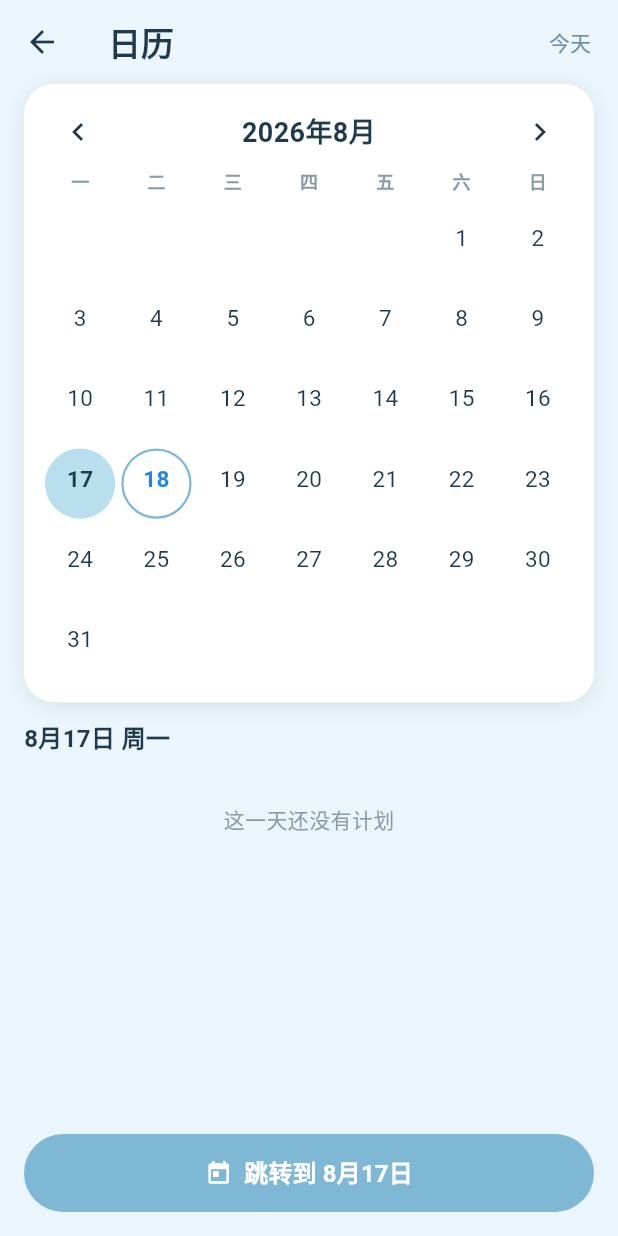
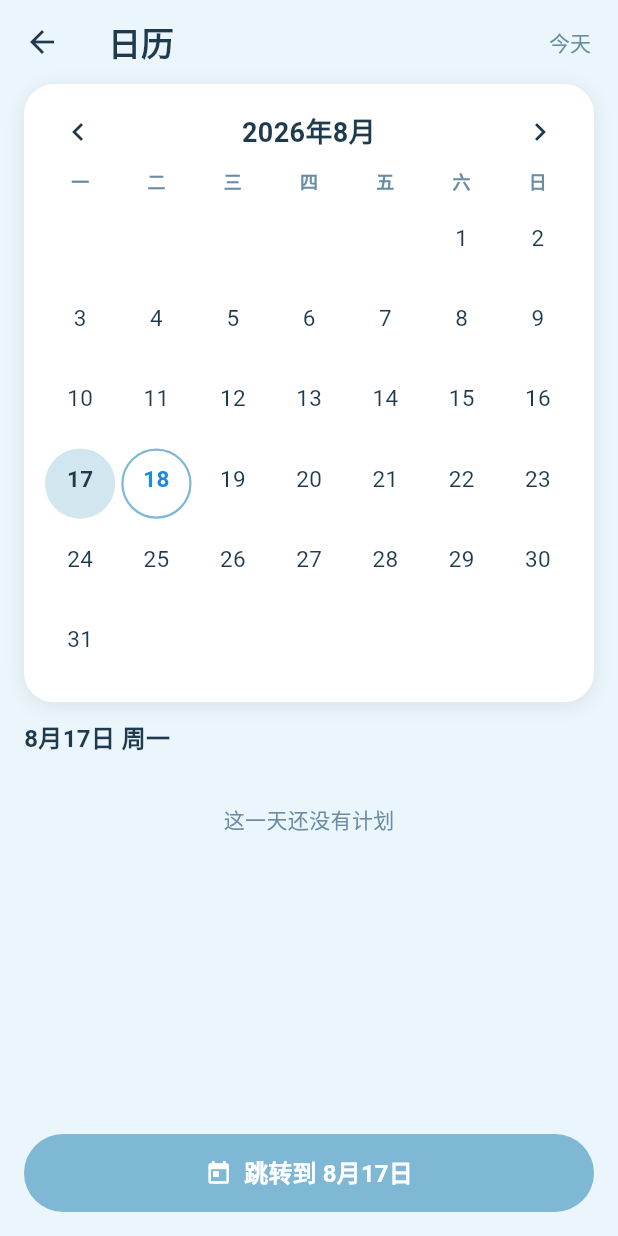
Before and after one commit to xiqueque/plan, a Flutter app: the screen it shows after launch, after a tap on the "chevron left" icon, after a tap on "日历", on a phone screen of 412 x 824 dp. Run offline on Flutter 3.47's test engine with Material 3 defaults, Android fonts, the phone set to English and light mode, and no system bars; our stand-ins replace audioplayers, flutter_local_notifications, flutter_timezone, image_picker, timezone.

Commit message:
手机版 Phase 4a：主题（8套配色）+ 设置页

```diff
--- /dev/null
+++ b/mobile/lib/app_theme.dart
@@ -0,0 +1,110 @@
+// 由 scripts/extract_themes.py 从 peise 图片自动生成，与电脑版配色一致
+import 'package:flutter/material.dart';
+
+/// 一套主题配色
+class AppTheme {
+  final String id;
+  final Color bg;
+  final Color primary;
+  final Color button;
+  final Color text;
+  final Color hint;
+  final Color card;
+
+  const AppTheme({
+    required this.id,
+    required this.bg,
+    required this.primary,
+    required this.button,
+    required this.text,
+    required this.hint,
+    required this.card,
+  });
+}
+
+/// 默认淡蓝主题
+const appThemeDefault = AppTheme(
+  id: '默认淡蓝',
+  bg: Color(0xFFEAF6FC),
+  primary: Color(0xFF7FB8D4),
+  button: Color(0xFFADD8E6),
+  text: Color(0xFF1F3A4D),
+  hint: Color(0xFF6B8CA3),
+  card: Color(0xFFFFFFFF),
+);
+
+/// 8 套图片主题
+final Map<String, AppTheme> appThemes = {
+  '碧海晴空': AppTheme(
+    id: '碧海晴空',
+    bg: Color(0xFFF6F2F0),
+    primary: Color(0xFFE7CACA),
+    button: Color(0xFFE6A6AC),
+    text: Color(0xFF5D5666),
+    hint: Color(0xFFA6A2AB),
+    card: Color(0xFFFCFAFA),
+  ),
+  '青翠山林': AppTheme(
+    id: '青翠山林',
+    bg: Color(0xFFF7F6F4),
+    primary: Color(0xFFF0D6D6),
+    button: Color(0xFFF1CB8D),
+    text: Color(0xFF64675B),
+    hint: Color(0xFFAAABA5),
+    card: Color(0xFFFCFCFB),
+  ),
+  '暖阳橙光': AppTheme(
+    id: '暖阳橙光',
+    bg: Color(0xFFF6F5F4),
+    primary: Color(0xFFE1DBD9),
+    button: Color(0xFFD2CECD),
+    text: Color(0xFF505861),
+    hint: Color(0xFF9FA3A8),
+    card: Color(0xFFFCFCFB),
+  ),
+  '桃粉春色': AppTheme(
+    id: '桃粉春色',
+    bg: Color(0xFFF7F6F4),
+    primary: Color(0xFFEEE2D3),
+    button: Color(0xFFC7D4E6),
+    text: Color(0xFF4D677E),
+    hint: Color(0xFF9DABB8),
+    card: Color(0xFFFCFCFB),
+  ),
+  '紫霞暮色': AppTheme(
+    id: '紫霞暮色',
+    bg: Color(0xFFF9F8F5),
+    primary: Color(0xFFECE0D1),
+    button: Color(0xFFE2D3C2),
+    text: Color(0xFF596166),
+    hint: Color(0xFFA4A8AB),
+    card: Color(0xFFFDFCFC),
+  ),
+  '金秋麦浪': AppTheme(
+    id: '金秋麦浪',
+    bg: Color(0xFFF6F5F4),
+    primary: Color(0xFFE5D9C9),
+    button: Color(0xFFC6D1BE),
+    text: Color(0xFF4B6466),
+    hint: Color(0xFF9CAAAB),
+    card: Color(0xFFFCFCFB),
+  ),
+  '冰川银雪': AppTheme(
+    id: '冰川银雪',
+    bg: Color(0xFFF7F7F8),
+    primary: Color(0xFFDCDCDB),
+    button: Color(0xFFB8CBCA),
+    text: Color(0xFF48646F),
+    hint: Color(0xFF9AAAB0),
+    card: Color(0xFFFCFCFC),
+  ),
+  '莓果甜心': AppTheme(
+    id: '莓果甜心',
+    bg: Color(0xFFF6F6F7),
+    primary: Color(0xFFD9E2E7),
+    button: Color(0xFFC7C5D5),
+    text: Color(0xFF4A5F74),
+    hint: Color(0xFF9BA7B3),
+    card: Color(0xFFFCFCFC),
+  ),
+};
--- a/mobile/lib/calendar_page.dart
+++ b/mobile/lib/calendar_page.dart
@@ -5,6 +5,7 @@ import 'models.dart';
 import 'reminder_service.dart';
 import 'storage.dart';
 import 'task_dialog.dart';
+import 'theme.dart';
 
 /// 日历：月份网格 + 选中日期的任务预览 + 跳转到某一天。
 class CalendarPage extends StatefulWidget {
@@ -27,8 +28,19 @@ class _CalendarPageState extends State<CalendarPage> {
   @override
   void initState() {
     super.initState();
+    T.notifier.addListener(_onTheme);
     _selected = widget.initial;
     _month = DateTime(_selected.year, _selected.month);
+  }
+
+  @override
+  void dispose() {
+    T.notifier.removeListener(_onTheme);
+    super.dispose();
+  }
+
+  void _onTheme() {
+    if (mounted) setState(() {});
   }
 
   String _dateStr(DateTime d) =>
@@ -69,15 +81,15 @@ class _CalendarPageState extends State<CalendarPage> {
   @override
   Widget build(BuildContext context) {
     return Scaffold(
-      backgroundColor: const Color(0xFFEAF6FC),
+      backgroundColor: T.t.bg,
       appBar: AppBar(
         backgroundColor: Colors.transparent,
         elevation: 0,
-        title: const Text('日历',
+        title: Text('日历',
             style: TextStyle(
-                color: Color(0xFF1F3A4D), fontWeight: FontWeight.bold)),
+                color: T.t.text, fontWeight: FontWeight.bold)),
         leading: IconButton(
-          icon: const Icon(Icons.arrow_back, color: Color(0xFF1F3A4D)),
+          icon: Icon(Icons.arrow_back, color: T.t.text),
           onPressed: () {
             Fx.tap();
             Navigator.pop(context);
@@ -86,7 +98,7 @@ class _CalendarPageState extends State<CalendarPage> {
         actions: [
           TextButton(
             onPressed: _goToday,
-            child: const Text('今天', style: TextStyle(color: Color(0xFF6B8CA3))),
+            child: Text('今天', style: TextStyle(color: T.t.hint)),
           ),
         ],
       ),
@@ -105,13 +117,13 @@ class _CalendarPageState extends State<CalendarPage> {
               child: FilledButton.icon(
                 onPressed: () => Navigator.pop(context, _selected),
                 style: FilledButton.styleFrom(
-                  backgroundColor: const Color(0xFF7FB8D4),
+                  backgroundColor: T.t.primary,
                   padding: const EdgeInsets.symmetric(vertical: 14),
                 ),
                 icon: const Icon(Icons.today),
                 label: Text(
                   '跳转到 ${_selected.month}月${_selected.day}日',
-                  style: const TextStyle(
+                  style: TextStyle(
                       fontSize: 16, fontWeight: FontWeight.bold),
                 ),
               ),
@@ -148,22 +160,22 @@ class _CalendarPageState extends State<CalendarPage> {
             children: [
               IconButton(
                 onPressed: () => _shiftMonth(-1),
-                icon: const Icon(Icons.chevron_left, color: Color(0xFF1F3A4D)),
+                icon: Icon(Icons.chevron_left, color: T.t.text),
               ),
               Expanded(
                 child: Text(
                   '${_month.year}年${_month.month}月',
                   textAlign: TextAlign.center,
-                  style: const TextStyle(
+                  style: TextStyle(
                     fontSize: 18,
                     fontWeight: FontWeight.bold,
-                    color: Color(0xFF1F3A4D),
+                    color: T.t.text,
                   ),
                 ),
               ),
               IconButton(
                 onPressed: () => _shiftMonth(1),
-                icon: const Icon(Icons.chevron_right, color: Color(0xFF1F3A4D)),
+                icon: Icon(Icons.chevron_right, color: T.t.text),
               ),
             ],
           ),
@@ -173,9 +185,9 @@ class _CalendarPageState extends State<CalendarPage> {
                       child: Center(
                         child: Text(
                           w,
-                          style: const TextStyle(
+                          style: TextStyle(
                             fontSize: 12,
-                            color: Color(0xFF8A9BA8),
+                            color: T.t.hint,
                             fontWeight: FontWeight.bold,
                           ),
                         ),
@@ -213,11 +225,11 @@ class _CalendarPageState extends State<CalendarPage> {
                   margin: const EdgeInsets.all(2),
                   decoration: BoxDecoration(
                     color: isSelected
-                        ? const Color(0xFFB9DEEE)
+                        ? T.t.borderSoft
                         : Colors.transparent,
                     shape: BoxShape.circle,
                     border: isToday && !isSelected
-                        ? Border.all(color: const Color(0xFF7FB8D4), width: 1.5)
+                        ? Border.all(color: T.t.primary, width: 1.5)
                         : null,
                   ),
                   child: Column(
@@ -231,7 +243,7 @@ class _CalendarPageState extends State<CalendarPage> {
                               isSelected || isToday ? FontWeight.bold : FontWeight.normal,
                           color: isToday
                               ? const Color(0xFF1E88E5)
-                              : const Color(0xFF1F3A4D),
+                              : T.t.text,
                         ),
                       ),
                       const SizedBox(height: 2),
@@ -240,7 +252,7 @@ class _CalendarPageState extends State<CalendarPage> {
                         height: 5,
                         decoration: BoxDecoration(
                           color: hasTasks
-                              ? const Color(0xFF7FB8D4)
+                              ? T.t.primary
                               : Colors.transparent,
                           shape: BoxShape.circle,
                         ),
@@ -265,20 +277,20 @@ class _CalendarPageState extends State<CalendarPage> {
         Text(
           '${_selected.month}月${_selected.day}日 ${_dayNames[_selected.weekday - 1]}'
           '${tasks.isEmpty ? '' : ' · ${tasks.length} 条计划'}',
-          style: const TextStyle(
+          style: TextStyle(
             fontSize: 16,
             fontWeight: FontWeight.bold,
-            color: Color(0xFF1F3A4D),
+            color: T.t.text,
           ),
         ),
         const SizedBox(height: 8),
         if (tasks.isEmpty)
-          const Padding(
+          Padding(
             padding: EdgeInsets.symmetric(vertical: 24),
             child: Center(
               child: Text(
                 '这一天还没有计划',
-                style: TextStyle(color: Color(0xFF8A9BA8)),
+                style: TextStyle(color: T.t.hint),
               ),
             ),
           )
@@ -303,7 +315,7 @@ class _CalendarPageState extends State<CalendarPage> {
         shape: RoundedRectangleBorder(borderRadius: BorderRadius.circular(14)),
         leading: Icon(
           done ? Icons.check_circle : Icons.radio_button_unchecked,
-          color: done ? color : const Color(0xFFA8D8EA),
+          color: done ? color : T.t.borderSoft,
         ),
         title: Text(
           t.text,
@@ -319,7 +331,7 @@ class _CalendarPageState extends State<CalendarPage> {
             ? null
             : Text(
                 timeText,
-                style: const TextStyle(fontSize: 12, color: Color(0xFF8A9BA8)),
+                style: TextStyle(fontSize: 12, color: T.t.hint),
               ),
         trailing: t.pinned
             ? const Icon(Icons.push_pin, size: 16, color: Color(0xFFF5A623))
--- a/mobile/lib/fx.dart
+++ b/mobile/lib/fx.dart
@@ -4,6 +4,10 @@ import 'package:flutter/services.dart';
 /// 按键交互反馈：可爱小音效 + 轻微震动（仿电脑版）。
 class Fx {
   Fx._();
+
+  /// 是否播放按键音效 / 震动（由设置控制）
+  static bool soundEnabled = true;
+  static bool vibrationEnabled = true;
 
   static final AudioPlayer _clickPlayer = AudioPlayer();
   static final AudioPlayer _donePlayer = AudioPlayer();
@@ -21,7 +25,10 @@ class Fx {
   /// 普通按键：轻震 + 可爱小音效
   static Future<void> tap() async {
     try {
-      await HapticFeedback.lightImpact();
+      if (vibrationEnabled) {
+        await HapticFeedback.lightImpact();
+      }
+      if (!soundEnabled) return;
       await _ensure();
       await _clickPlayer.stop();
       await _clickPlayer.play(AssetSource('sounds/click.wav'));
@@ -33,7 +40,10 @@ class Fx {
   /// 完成任务：略强一点的震动 + 完成音效
   static Future<void> complete() async {
     try {
-      await HapticFeedback.mediumImpact();
+      if (vibrationEnabled) {
+        await HapticFeedback.mediumImpact();
+      }
+      if (!soundEnabled) return;
       await _ensure();
       await _donePlayer.stop();
       await _donePlayer.play(AssetSource('sounds/done.wav'));
--- a/mobile/lib/main.dart
+++ b/mobile/lib/main.dart
@@ -2,24 +2,42 @@ import 'package:flutter/material.dart';
 import 'package:flutter_localizations/flutter_localizations.dart';
 
 import 'main_screen.dart';
+import 'theme.dart';
 
 void main() {
   runApp(const DailyPlanApp());
 }
 
-class DailyPlanApp extends StatelessWidget {
+class DailyPlanApp extends StatefulWidget {
   const DailyPlanApp({super.key});
+
+  @override
+  State<DailyPlanApp> createState() => _DailyPlanAppState();
+}
+
+class _DailyPlanAppState extends State<DailyPlanApp> {
+  @override
+  void initState() {
+    super.initState();
+    T.notifier.addListener(_onThemeChanged);
+  }
+
+  @override
+  void dispose() {
+    T.notifier.removeListener(_onThemeChanged);
+    super.dispose();
+  }
+
+  void _onThemeChanged() {
+    if (mounted) setState(() {});
+  }
 
   @override
   Widget build(BuildContext context) {
     return MaterialApp(
       title: '每日计划',
       debugShowCheckedModeBanner: false,
-      theme: ThemeData(
-        useMaterial3: true,
-        colorScheme: ColorScheme.fromSeed(seedColor: const Color(0xFF7FB8D4)),
-        scaffoldBackgroundColor: const Color(0xFFEAF6FC),
-      ),
+      theme: buildTheme(T.t),
       localizationsDelegates: const [
         GlobalMaterialLocalizations.delegate,
         GlobalWidgetsLocalizations.delegate,
--- a/mobile/lib/main_screen.dart
+++ b/mobile/lib/main_screen.dart
@@ -4,12 +4,15 @@ import 'package:flutter/material.dart';
 import 'package:image_picker/image_picker.dart';
 
 import 'calendar_page.dart';
+import 'app_theme.dart';
 import 'fx.dart';
 import 'image_store.dart';
 import 'models.dart';
 import 'reminder_service.dart';
+import 'settings_page.dart';
 import 'storage.dart';
 import 'task_dialog.dart';
+import 'theme.dart';
 
 class MainScreen extends StatefulWidget {
   const MainScreen({super.key});
@@ -30,7 +33,18 @@ class _MainScreenState extends State<MainScreen> {
   @override
   void initState() {
     super.initState();
+    T.notifier.addListener(_onThemeChanged);
     _load();
+  }
+
+  @override
+  void dispose() {
+    T.notifier.removeListener(_onThemeChanged);
+    super.dispose();
+  }
+
+  void _onThemeChanged() {
+    if (mounted) setState(() {});
   }
 
   Future<void> _load() async {
@@ -40,6 +54,9 @@ class _MainScreenState extends State<MainScreen> {
       _data = d;
       _loaded = true;
     });
+    T.apply((d.settings['theme'] as String?) ?? appThemeDefault.id);
+    Fx.soundEnabled = d.settings['sound'] != false;
+    Fx.vibrationEnabled = d.settings['vibrate'] != false;
     await ReminderService.instance.init();
     await ReminderService.instance.rescheduleAll(_data);
   }
@@ -102,6 +119,16 @@ class _MainScreenState extends State<MainScreen> {
     if (picked != null && mounted) {
       setState(() => _date = picked);
     }
+  }
+
+  Future<void> _openSettings() async {
+    Fx.tap();
+    await Navigator.push(
+      context,
+      MaterialPageRoute(
+        builder: (_) => SettingsPage(data: _data, onChanged: () => _save()),
+      ),
+    );
   }
 
   Future<void> _toggleDone(Task t, bool value) async {
@@ -396,7 +423,7 @@ class _MainScreenState extends State<MainScreen> {
     }).toList();
 
     return Scaffold(
-      backgroundColor: const Color(0xFFEAF6FC),
+      backgroundColor: T.t.bg,
       body: SafeArea(
         child: Column(
           children: [
@@ -417,7 +444,7 @@ class _MainScreenState extends State<MainScreen> {
       ),
       floatingActionButton: FloatingActionButton(
         onPressed: () => _openTaskDialog(),
-        backgroundColor: const Color(0xFF7FB8D4),
+        backgroundColor: T.t.primary,
         foregroundColor: Colors.white,
         shape: RoundedRectangleBorder(borderRadius: BorderRadius.circular(20)),
         child: const Icon(Icons.add, size: 30),
@@ -434,7 +461,7 @@ class _MainScreenState extends State<MainScreen> {
           IconButton(
             onPressed: () => _shiftDay(-1),
             icon: const Icon(Icons.chevron_left, size: 32),
-            color: const Color(0xFF1F3A4D),
+            color: T.t.text,
           ),
           Expanded(
             child: Column(
@@ -447,10 +474,10 @@ class _MainScreenState extends State<MainScreen> {
                         horizontal: 12, vertical: 4),
                     child: Text(
                       '${_date.month}月${_date.day}日 ${_weekdayNames[_date.weekday - 1]}',
-                      style: const TextStyle(
+                      style: TextStyle(
                         fontSize: 20,
                         fontWeight: FontWeight.bold,
-                        color: Color(0xFF1F3A4D),
+                        color: T.t.text,
                       ),
                     ),
                   ),
@@ -462,11 +489,11 @@ class _MainScreenState extends State<MainScreen> {
                     padding: const EdgeInsets.symmetric(horizontal: 8),
                     visualDensity: VisualDensity.compact,
                   ),
-                  icon: const Icon(Icons.calendar_month,
-                      size: 15, color: Color(0xFF7FB8D4)),
-                  label: const Text(
+                  icon: Icon(Icons.calendar_month,
+                      size: 15, color: T.t.primary),
+                  label: Text(
                     '日历',
-                    style: TextStyle(fontSize: 12, color: Color(0xFF6B8CA3)),
+                    style: TextStyle(fontSize: 12, color: T.t.hint),
                   ),
                 ),
                 if (!_isToday)
@@ -478,8 +505,8 @@ class _MainScreenState extends State<MainScreen> {
                     ),
                     child: Text(
                       '回到今天 ${now.month}月${now.day}日',
-                      style: const TextStyle(
-                          fontSize: 13, color: Color(0xFF6B8CA3)),
+                      style: TextStyle(
+                          fontSize: 13, color: T.t.hint),
                     ),
                   )
                 else
@@ -490,7 +517,12 @@ class _MainScreenState extends State<MainScreen> {
           IconButton(
             onPressed: () => _shiftDay(1),
             icon: const Icon(Icons.chevron_right, size: 32),
-            color: const Color(0xFF1F3A4D),
+            color: T.t.text,
+          ),
+          IconButton(
+            onPressed: _openSettings,
+            icon: const Icon(Icons.settings_outlined, size: 22),
+            color: T.t.hint,
           ),
         ],
       ),
@@ -504,11 +536,11 @@ class _MainScreenState extends State<MainScreen> {
         onChanged: (v) => setState(() => _query = v.trim()),
         decoration: InputDecoration(
           hintText: '搜索计划…',
-          prefixIcon: const Icon(Icons.search, color: Color(0xFF6B8CA3)),
+          prefixIcon: Icon(Icons.search, color: T.t.hint),
           suffixIcon: _query.isEmpty
               ? null
               : IconButton(
-                  icon: const Icon(Icons.clear, color: Color(0xFF6B8CA3)),
+                  icon: Icon(Icons.clear, color: T.t.hint),
                   onPressed: () => setState(() => _query = ''),
                 ),
           filled: true,
@@ -549,18 +581,18 @@ class _MainScreenState extends State<MainScreen> {
                             ? Icons.expand_more
                             : Icons.chevron_right,
                         size: 20,
-                        color: const Color(0xFF6B8CA3),
+                        color: T.t.hint,
                       ),
                       const SizedBox(width: 2),
-                      const Icon(Icons.photo_library_outlined,
-                          size: 18, color: Color(0xFF7FB8D4)),
+                      Icon(Icons.photo_library_outlined,
+                          size: 18, color: T.t.primary),
                       const SizedBox(width: 6),
                       Text(
                         '图片 ${names.length} 张',
-                        style: const TextStyle(
+                        style: TextStyle(
                           fontSize: 14,
                           fontWeight: FontWeight.bold,
-                          color: Color(0xFF1F3A4D),
+                          color: T.t.text,
                         ),
                       ),
                     ],
@@ -574,7 +606,7 @@ class _MainScreenState extends State<MainScreen> {
                 label: const Text('添加'),
                 style: TextButton.styleFrom(
                   visualDensity: VisualDensity.compact,
-                  foregroundColor: const Color(0xFF6B8CA3),
+                  foregroundColor: T.t.hint,
                 ),
               ),
             ],
@@ -584,9 +616,9 @@ class _MainScreenState extends State<MainScreen> {
           Padding(
             padding: const EdgeInsets.fromLTRB(16, 0, 16, 8),
             child: names.isEmpty
-                ? const Text(
+                ? Text(
                     '今天还没有图片，点「添加」从相册选吧',
-                    style: TextStyle(fontSize: 13, color: Color(0xFF8A9BA8)),
+                    style: TextStyle(fontSize: 13, color: T.t.hint),
                   )
                 : GridView.builder(
                     shrinkWrap: true,
@@ -612,12 +644,12 @@ class _MainScreenState extends State<MainScreen> {
                                 Container(
                                   decoration: BoxDecoration(
                                     borderRadius: BorderRadius.circular(10),
-                                    color: const Color(0xFFD5E8F2),
+                                    color: T.t.borderSoft,
                                   ),
                                   clipBehavior: Clip.antiAlias,
                                   child: f == null
-                                      ? const Icon(Icons.image,
-                                          color: Color(0xFF8A9BA8))
+                                      ? Icon(Icons.image,
+                                          color: T.t.hint)
                                       : Image.file(
                                           f,
                                           width: double.infinity,
@@ -654,8 +686,8 @@ class _MainScreenState extends State<MainScreen> {
           Text(
             _query.isEmpty ? '今天还没有计划~\n点右下角 + 添加一条吧' : '没有找到相关计划',
             textAlign: TextAlign.center,
-            style: const TextStyle(
-              color: Color(0xFF6B8CA3),
+            style: TextStyle(
+              color: T.t.hint,
               fontSize: 15,
               height: 1.6,
             ),
@@ -714,19 +746,19 @@ class _MainScreenState extends State<MainScreen> {
                       const SizedBox(height: 3),
                       Text(
                         timeText,
-                        style: const TextStyle(
+                        style: TextStyle(
                           fontSize: 12,
-                          color: Color(0xFF8A9BA8),
+                          color: T.t.hint,
                         ),
                       ),
                     ],
                     if (t.isDaily) ...[
                       const SizedBox(height: 3),
-                      const Text(
+                      Text(
                         '每天重复',
                         style: TextStyle(
                           fontSize: 11,
-                          color: Color(0xFF7FB8D4),
+                          color: T.t.primary,
                         ),
                       ),
                     ],
@@ -738,8 +770,8 @@ class _MainScreenState extends State<MainScreen> {
                 const SizedBox(width: 4),
               ],
               IconButton(
-                icon: const Icon(Icons.more_vert,
-                    size: 20, color: Color(0xFF8A9BA8)),
+                icon: Icon(Icons.more_vert,
+                    size: 20, color: T.t.hint),
                 onPressed: () => _showTaskMenu(t),
               ),
             ],
@@ -773,7 +805,7 @@ class _CheckCircle extends StatelessWidget {
           shape: BoxShape.circle,
           color: done ? color : Colors.white,
           border: Border.all(
-            color: done ? color : const Color(0xFFA8D8EA),
+            color: done ? color : T.t.borderSoft,
             width: 2,
           ),
         ),
--- /dev/null
+++ b/mobile/lib/theme.dart
@@ -0,0 +1,50 @@
+import 'package:flutter/material.dart';
+
+import 'app_theme.dart';
+
+extension AppThemeX on AppTheme {
+  /// 浅色边框/分隔色
+  Color get borderSoft => primary.withValues(alpha: 0.35);
+
+  /// 选中底色
+  Color get selection => primary.withValues(alpha: 0.45);
+}
+
+/// 全局当前主题：切换后整个应用重建。
+class T {
+  T._();
+
+  static AppTheme t = appThemeDefault;
+  static final ValueNotifier<String> notifier =
+      ValueNotifier(appThemeDefault.id);
+
+  static void apply(String id) {
+    final theme = appThemes[id] ?? appThemeDefault;
+    t = theme;
+    if (notifier.value != theme.id) {
+      notifier.value = theme.id;
+    }
+  }
+}
+
+ThemeData buildTheme(AppTheme t) {
+  final scheme = ColorScheme.fromSeed(
+    seedColor: t.primary,
+    primary: t.primary,
+    secondary: t.button,
+    surface: t.card,
+    onSurface: t.text,
+    onSurfaceVariant: t.hint,
+  );
+  return ThemeData(
+    useMaterial3: true,
+    colorScheme: scheme,
+    scaffoldBackgroundColor: t.bg,
+    dialogTheme: DialogThemeData(backgroundColor: t.card),
+    snackBarTheme: SnackBarThemeData(backgroundColor: t.text),
+    floatingActionButtonTheme: FloatingActionButtonThemeData(
+      backgroundColor: t.primary,
+      foregroundColor: Colors.white,
+    ),
+  );
+}
--- a/mobile/pubspec.yaml
+++ b/mobile/pubspec.yaml
@@ -16,7 +16,7 @@ publish_to: 'none' # Remove this line if you wish to publish to pub.dev
 # https://developer.apple.com/library/archive/documentation/General/Reference/InfoPlistKeyReference/Articles/CoreFoundationKeys.html
 # In Windows, build-name is used as the major, minor, and patch parts
 # of the product and file versions while build-number is used as the build suffix.
-version: 0.3.0+4
+version: 0.4.0+5
 
 environment:
   sdk: ^3.13.0
```
Also changed, not shown: mobile/lib/settings_page.dart (added, +240 -0 lines), mobile/lib/task_dialog.dart (+20 -19 lines), 4 other files.
